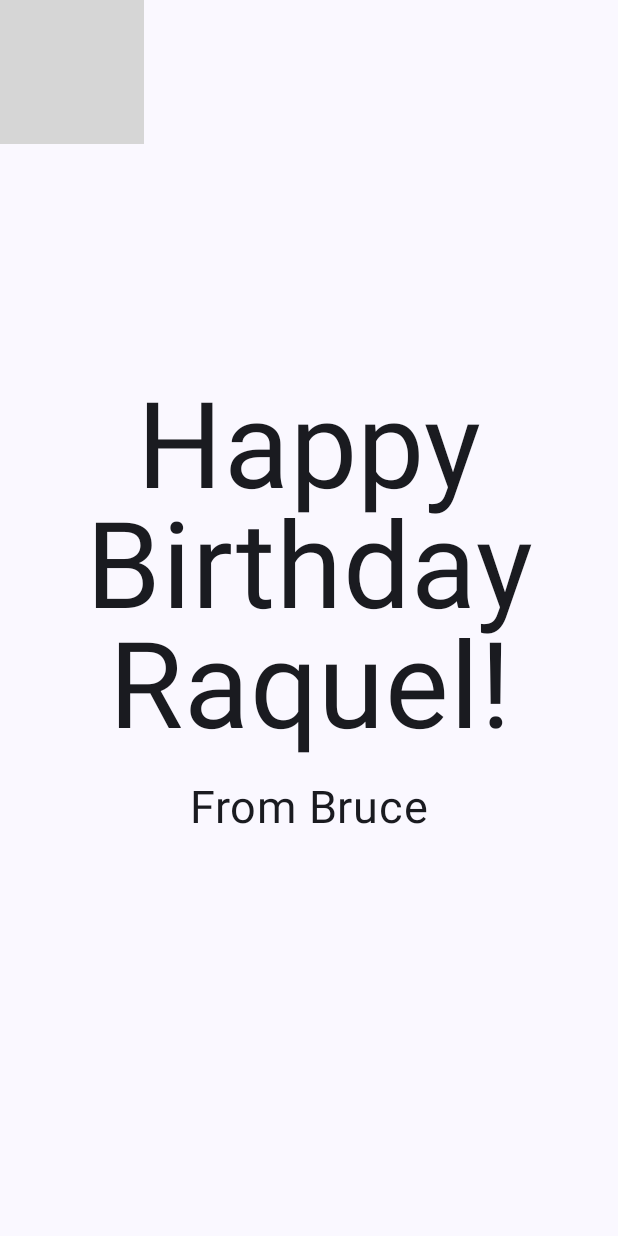
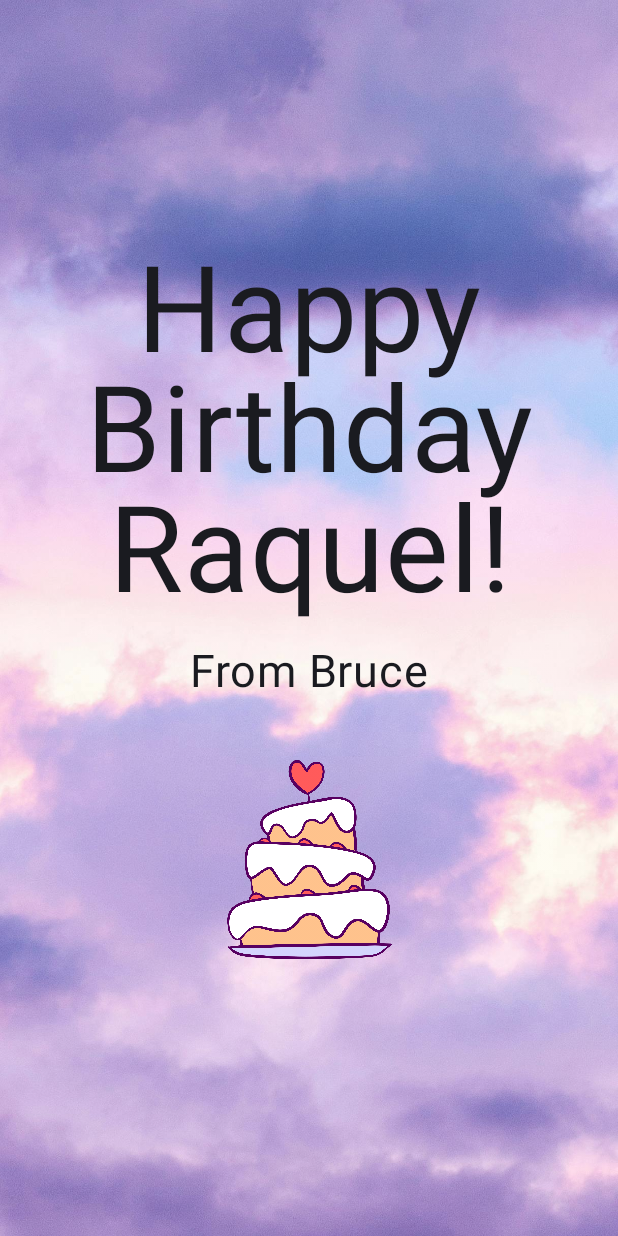
Before and after one commit to bruceneriDev/Happy-Birthday-App, an Android app built with Jetpack Compose: the screen it shows after launch (MainActivity), on a phone screen of 412 x 824 dp. Run offline under Robolectric (Android 15) with nearby library versions, the phone set to English and light mode, and no system bars; libraries missing offline, so code that uses them is left out: nl.dionsegijn.konfetti; 2 statements that could not run were skipped; grey boxes are pictures that could not be loaded.

Commit message:
ADDED CONFETTI

```diff
--- a/app/build.gradle.kts
+++ b/app/build.gradle.kts
@@ -56,4 +56,5 @@ dependencies {
     androidTestImplementation(libs.androidx.ui.test.junit4)
     debugImplementation(libs.androidx.ui.tooling)
     debugImplementation(libs.androidx.ui.test.manifest)
+    implementation(libs.konfetti.compose)
 }
--- a/app/src/main/java/com/example/happy_birthday_app/MainActivity.kt
+++ b/app/src/main/java/com/example/happy_birthday_app/MainActivity.kt
@@ -5,19 +5,25 @@ import androidx.activity.ComponentActivity
 import androidx.activity.compose.setContent
 import androidx.activity.enableEdgeToEdge
 import androidx.compose.foundation.Image
+import androidx.compose.foundation.clickable
 import androidx.compose.foundation.layout.Arrangement
 import androidx.compose.foundation.layout.Box
 import androidx.compose.foundation.layout.Column
-import androidx.compose.foundation.layout.Row
 import androidx.compose.foundation.layout.fillMaxSize
 import androidx.compose.foundation.layout.padding
+import androidx.compose.foundation.layout.size
 import androidx.compose.material3.MaterialTheme
-import androidx.compose.material3.Scaffold
 import androidx.compose.material3.Surface
 import androidx.compose.material3.Text
 import androidx.compose.runtime.Composable
+import androidx.compose.runtime.getValue
+import androidx.compose.runtime.mutableStateOf
+import androidx.compose.runtime.remember
+import androidx.compose.runtime.setValue
 import androidx.compose.ui.Alignment
 import androidx.compose.ui.Modifier
+import androidx.compose.ui.draw.clipToBounds
+import androidx.compose.ui.graphics.Color
 import androidx.compose.ui.layout.ContentScale
 import androidx.compose.ui.res.painterResource
 import androidx.compose.ui.res.stringResource
@@ -26,7 +32,14 @@ import androidx.compose.ui.tooling.preview.Preview
 import androidx.compose.ui.unit.dp
 import androidx.compose.ui.unit.sp
 import com.example.happy_birthday_app.ui.theme.HappyBirthdayAppTheme
-import java.util.Date.from
+
+
+// Konfetti Library Imports
+import nl.dionsegijn.konfetti.compose.KonfettiView
+import nl.dionsegijn.konfetti.core.Party
+import nl.dionsegijn.konfetti.core.Position
+import nl.dionsegijn.konfetti.core.emitter.Emitter
+import java.util.concurrent.TimeUnit
 
 class MainActivity : ComponentActivity() {
     override fun onCreate(savedInstanceState: Bundle?) {
@@ -50,7 +63,51 @@ class MainActivity : ComponentActivity() {
 }
 
 @Composable
-fun GreetingText(message: String, from: String, modifier: Modifier = Modifier) {
+fun GreetingImage(message: String, from: String, modifier: Modifier = Modifier) {
+    val image = painterResource(R.drawable.sky)
+    var party by remember { mutableStateOf<Party?>(null) }
+
+    Box(modifier = modifier.fillMaxSize().clipToBounds()) {
+        Image(
+            painter = image,
+            contentDescription = null,
+            contentScale = ContentScale.Crop,
+            alpha = 0.9F,
+            modifier = Modifier.fillMaxSize()
+        )
+        GreetingText(
+            message = message,
+            from = from,
+            modifier = Modifier
+                .fillMaxSize()
+                .padding(8.dp),
+            onCakeClick = {
+                party = Party(
+                    speed = 0f,
+                    maxSpeed = 30f,
+                    damping = 0.9f,
+                    spread = 360,
+                    emitter = Emitter(duration = 100, TimeUnit.MILLISECONDS).max(100),
+                    position = Position.Relative(0.5, 0.3)
+                )
+            }
+        )
+        party?.let { currentParty ->
+            KonfettiView(
+                modifier = Modifier.fillMaxSize(),
+                parties = listOf(currentParty),
+            )
+        }
+    }
+}
+
+@Composable
+fun GreetingText(
+    message: String,
+    from: String,
+    modifier: Modifier = Modifier,
+    onCakeClick: () -> Unit = {}
+) {
     Column(
         verticalArrangement = Arrangement.Center,
         modifier = modifier.padding(8.dp)
@@ -68,28 +125,20 @@ fun GreetingText(message: String, from: String, modifier: Modifier = Modifier) {
                 .padding(16.dp)
                 .align(alignment = Alignment.CenterHorizontally)
         )
+        Image(
+            painter = painterResource(id = R.drawable.cutecake),
+            contentDescription = null,
+            modifier = Modifier
+                .padding(top = 16.dp, bottom = 16.dp)
+                .size(150.dp)
+                .align(alignment = Alignment.CenterHorizontally )
+                .clickable { onCakeClick() }
+        )
     }
 }
 
-@Composable
-fun GreetingImage(message: String, from: String, modifier: Modifier = Modifier) {
-    val image = painterResource(R.drawable.androidparty)
-    Box(modifier){
-        Image(
-            painter = image,
-            contentDescription = null,
-            contentScale = ContentScale.Crop,
-            alpha = 0.9F
-        )
-        GreetingText(
-            message = message,
-            from = from,
-            modifier = Modifier
-                .fillMaxSize()
-                .padding(8.dp)
-        )
-    }
-}
+
+
 
 @Preview(showBackground = true)
 @Composable
--- a/gradle/libs.versions.toml
+++ b/gradle/libs.versions.toml
@@ -1,5 +1,6 @@
 [versions]
 agp = "8.12.0"
+konfettiCompose = "2.0.5"
 kotlin = "2.0.21"
 coreKtx = "1.16.0"
 junit = "4.13.2"
@@ -24,6 +25,7 @@ androidx-ui-tooling-preview = { group = "androidx.compose.ui", name = "ui-toolin
 androidx-ui-test-manifest = { group = "androidx.compose.ui", name = "ui-test-manifest" }
 androidx-ui-test-junit4 = { group = "androidx.compose.ui", name = "ui-test-junit4" }
 androidx-material3 = { group = "androidx.compose.material3", name = "material3" }
+konfetti-compose = { module = "nl.dionsegijn:konfetti-compose", version.ref = "konfettiCompose" }
 
 [plugins]
 android-application = { id = "com.android.application", version.ref = "agp" }
```
Also changed, not shown: app/src/main/res/drawable-nodpi/cutecake.png (added), app/src/main/res/drawable-nodpi/sky.jpg (added).
